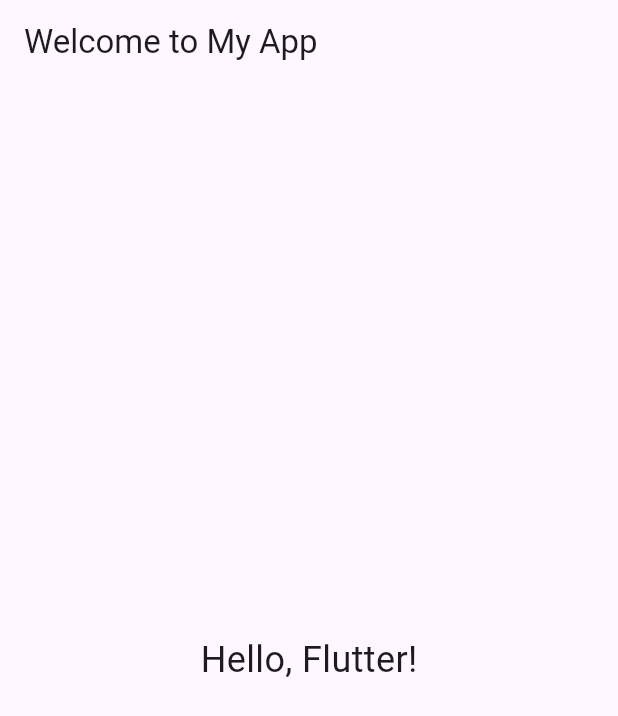
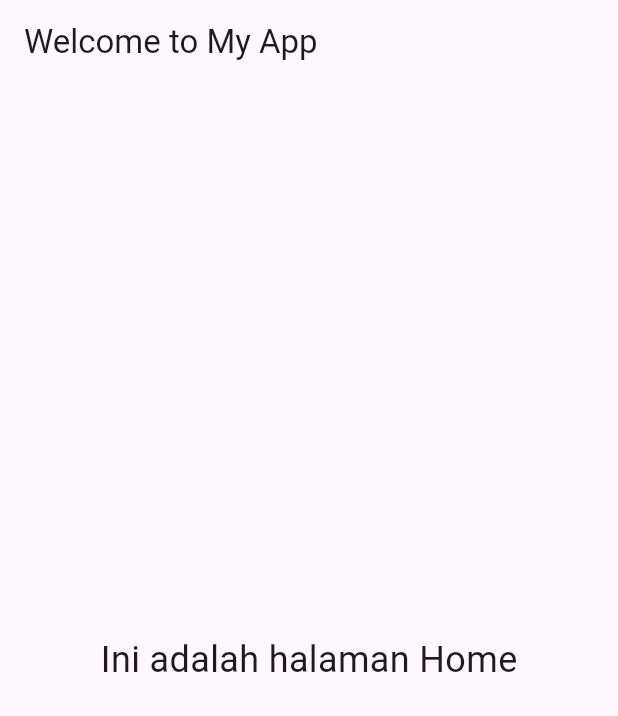
Before and after one commit to furqanx/Gemastik_2024, a Flutter app: the screen it shows after launch, on a phone screen of 412 x 824 dp. Shown: the top 716 px of the screen. Run offline on Flutter 3.47's test engine with Material 3 defaults, Android fonts, the phone set to English and light mode, and no system bars.

Commit message:
format penulisan kode dasar

```diff
--- a/lib/main.dart
+++ b/lib/main.dart
@@ -1,8 +1,6 @@
 import 'package:flutter/material.dart';
 
-void main() {
-  runApp(MyApp());
-}
+void main() => runApp(const MyApp());
 
 class MyApp extends StatelessWidget {
   const MyApp({Key? key}) : super(key: key);
@@ -13,14 +11,18 @@
       title: 'My App',
       home: Scaffold(
         appBar: AppBar(
-          title: Text('Welcome to My App'),
+          title: const Text('Welcome to My App'),
         ),
-        body: Center(
-          child: Text(
-            'Hello, Flutter!',
-            style: TextStyle(fontSize: 24),
-          ),
-        ),
+        body: _buildBody(),
+      ),
+    );
+  }
+
+  Widget _buildBody() {
+    return const Center(
+      child: Text(
+        'Ini adalah halaman Home',
+        style: TextStyle(fontSize: 24),
       ),
     );
   }
```
